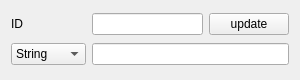
Old version of the form source/annotator/source/attribute/attributeitem.ui in the repository annotatorproject/annotator.
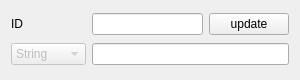
New version of the form.

Patch:
```diff
--- a/source/annotator/source/attribute/attributeitem.ui
+++ b/source/annotator/source/attribute/attributeitem.ui
@@ -30,6 +30,12 @@
    </item>
    <item row="1" column="0">
     <widget class="QComboBox" name="typeComboBox">
+     <property name="enabled">
+      <bool>false</bool>
+     </property>
+     <property name="editable">
+      <bool>false</bool>
+     </property>
      <item>
       <property name="text">
        <string>String</string>
```
